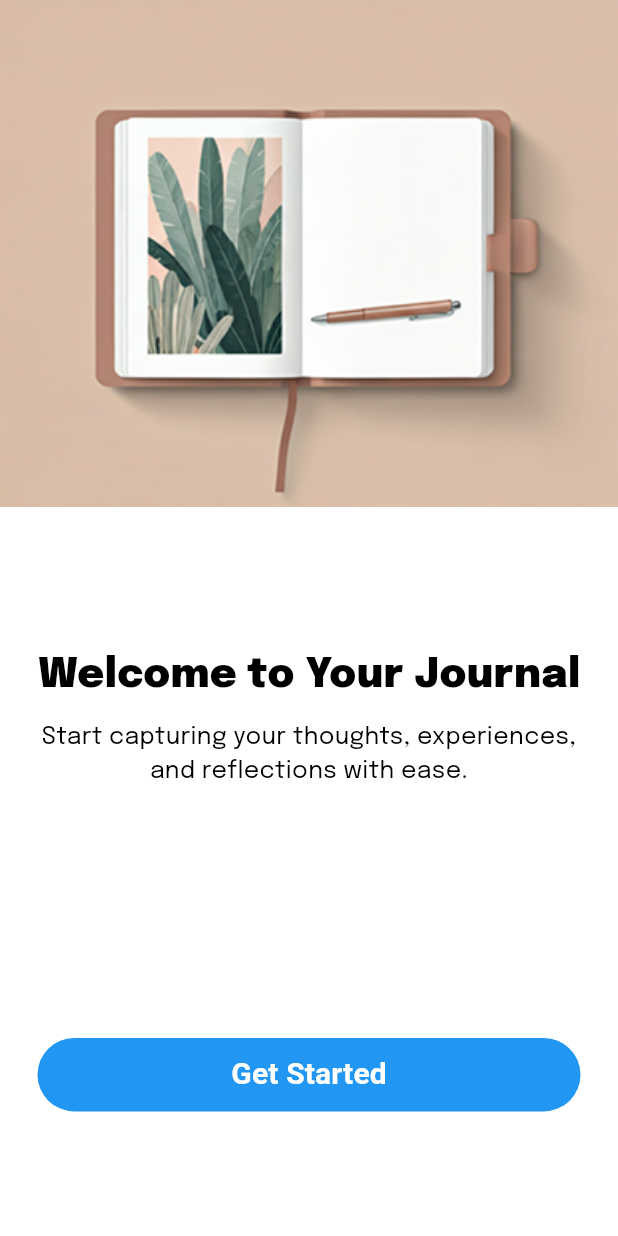
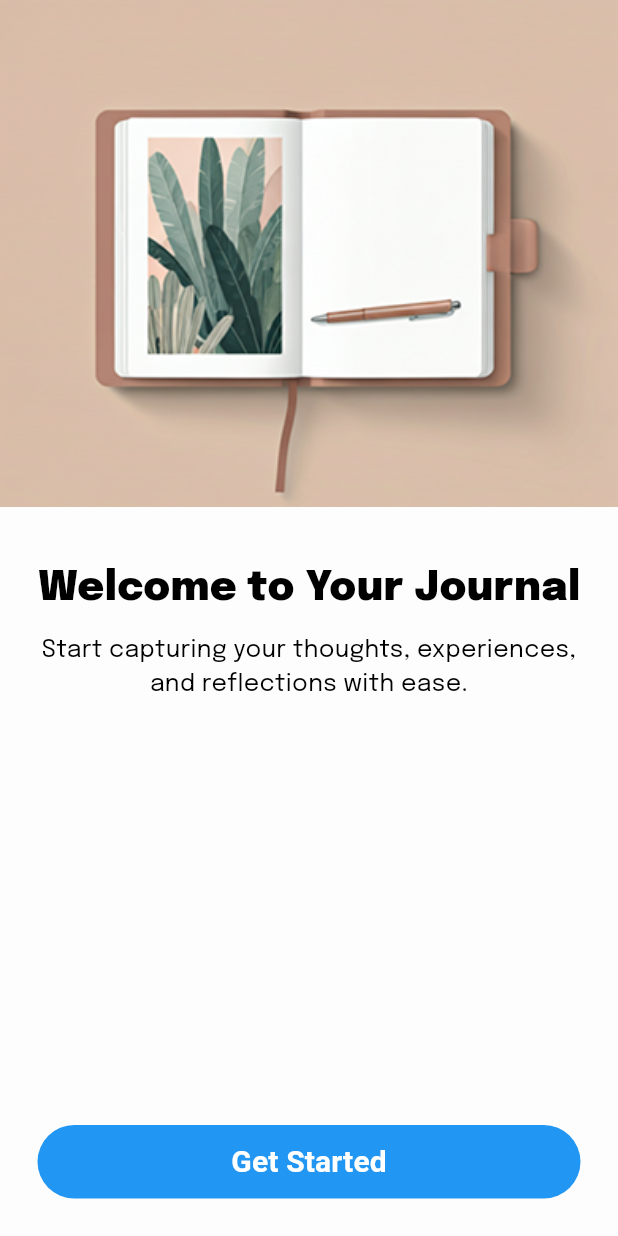
Before and after one commit to siddharth200119/journal-app, a Flutter app: the screen it shows after launch, on a phone screen of 412 x 824 dp. Run offline on Flutter 3.47's test engine with Material 3 defaults, Android fonts, the phone set to English and light mode, and no system bars; drawn by our look-alikes of auto_size_text; our stand-ins replace shared_preferences.

Commit message:
changed the theme

```diff
--- /dev/null
+++ b/devtools_options.yaml
@@ -0,0 +1,3 @@
+description: This file stores settings for Dart & Flutter DevTools.
+documentation: https://docs.flutter.dev/tools/devtools/extensions#configure-extension-enablement-states
+extensions:
--- a/lib/main.dart
+++ b/lib/main.dart
@@ -3,7 +3,8 @@ import 'package:provider/provider.dart';
 import 'package:journal_app/screens/onboarding.dart';
 import 'package:journal_app/theme/theme_provider.dart';
 
-void main() {
+Future<void> main() async {
+  WidgetsFlutterBinding.ensureInitialized();
   runApp(const MyApp());
 }
 
--- a/lib/screens/onboarding.dart
+++ b/lib/screens/onboarding.dart
@@ -24,8 +24,10 @@ class _OnboardingState extends State<Onboarding> {
 
     if (!isFirstLaunch) {
       debugPrint("Not first launch: Navigate to home");
-      Navigator.pushReplacement(
-          context, MaterialPageRoute(builder: (_) => const Home()));
+      if (mounted) {
+        Navigator.pushReplacement(
+            context, MaterialPageRoute(builder: (_) => const Home()));
+      }
     } else {
       debugPrint("First launch: Showing onboarding");
     }
@@ -44,9 +46,9 @@ class _OnboardingState extends State<Onboarding> {
           const SizedBox(height: 10),
           Expanded(
             child: Container(
-              padding: const EdgeInsets.symmetric(horizontal: 25),
+              padding: const EdgeInsets.symmetric(horizontal: 25, vertical: 25),
               child: Column(
-                mainAxisAlignment: MainAxisAlignment.spaceAround,
+                mainAxisAlignment: MainAxisAlignment.spaceBetween,
                 crossAxisAlignment: CrossAxisAlignment.center,
                 children: [
                   const Column(
--- a/lib/theme/color_schemes.dart
+++ b/lib/theme/color_schemes.dart
@@ -5,13 +5,11 @@ const List<ColorScheme> lightColorSchemes = [
   ColorScheme.light(
     primary: Colors.blue,
     secondary: Colors.blueAccent,
-    surface: Colors.white,
-    background: Color(0xFFFDFDFD),
+    surface: Color(0xFFFDFDFD),
     error: Colors.red,
     onPrimary: Colors.white,
     onSecondary: Colors.white,
     onSurface: Colors.black,
-    onBackground: Colors.black,
     onError: Colors.white,
     brightness: Brightness.light,
   ),
@@ -19,13 +17,11 @@ const List<ColorScheme> lightColorSchemes = [
   ColorScheme.light(
     primary: Colors.green,
     secondary: Colors.greenAccent,
-    surface: Color(0xFFF5F5DC),
-    background: Color(0xFFF0EFE6),
+    surface: Color(0xFFF0EFE6),
     error: Colors.red,
     onPrimary: Colors.white,
     onSecondary: Colors.black,
     onSurface: Colors.black,
-    onBackground: Colors.black,
     onError: Colors.white,
     brightness: Brightness.light,
   ),
@@ -33,13 +29,11 @@ const List<ColorScheme> lightColorSchemes = [
   ColorScheme.light(
     primary: Colors.deepPurple,
     secondary: Colors.purpleAccent,
-    surface: Colors.white,
-    background: Color(0xFFF7F7F7),
+    surface: Color(0xFFF7F7F7),
     error: Colors.red,
     onPrimary: Colors.white,
     onSecondary: Colors.white,
     onSurface: Colors.black,
-    onBackground: Colors.black,
     onError: Colors.white,
     brightness: Brightness.light,
   ),
@@ -50,13 +44,11 @@ const List<ColorScheme> darkColorSchemes = [
   ColorScheme.dark(
     primary: Colors.blue,
     secondary: Colors.blueAccent,
-    surface: Color(0xFF141414),
-    background: Color(0xFF0A0A0A),
+    surface: Color(0xFF0A0A0A),
     error: Colors.red,
     onPrimary: Colors.white,
     onSecondary: Colors.white,
     onSurface: Colors.white,
-    onBackground: Colors.white,
     onError: Colors.white,
     brightness: Brightness.dark,
   ),
@@ -64,13 +56,11 @@ const List<ColorScheme> darkColorSchemes = [
   ColorScheme.dark(
     primary: Colors.green,
     secondary: Colors.greenAccent,
-    surface: Color(0xFF101D10),
-    background: Color(0xFF0A140A),
+    surface: Color(0xFF0A140A),
     error: Colors.red,
     onPrimary: Colors.white,
     onSecondary: Colors.black,
     onSurface: Colors.white,
-    onBackground: Colors.white,
     onError: Colors.white,
     brightness: Brightness.dark,
   ),
@@ -78,13 +68,11 @@ const List<ColorScheme> darkColorSchemes = [
   ColorScheme.dark(
     primary: Colors.deepPurple,
     secondary: Colors.purpleAccent,
-    surface: Color(0xFF121212),
-    background: Color(0xFF000000),
+    surface: Color(0xFF000000),
     error: Colors.red,
     onPrimary: Colors.white,
     onSecondary: Colors.white,
     onSurface: Colors.white,
-    onBackground: Colors.white,
     onError: Colors.white,
     brightness: Brightness.dark,
   ),
```
Also changed, not shown: lib/screens/home.dart (+10 -3 lines), lib/screens/settings_page.dart (+24 -2 lines), lib/screens/theme_selection.dart (+33 -15 lines).
